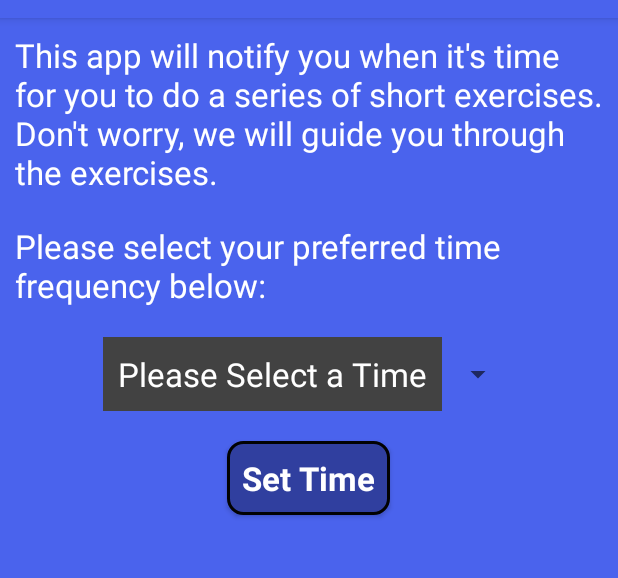
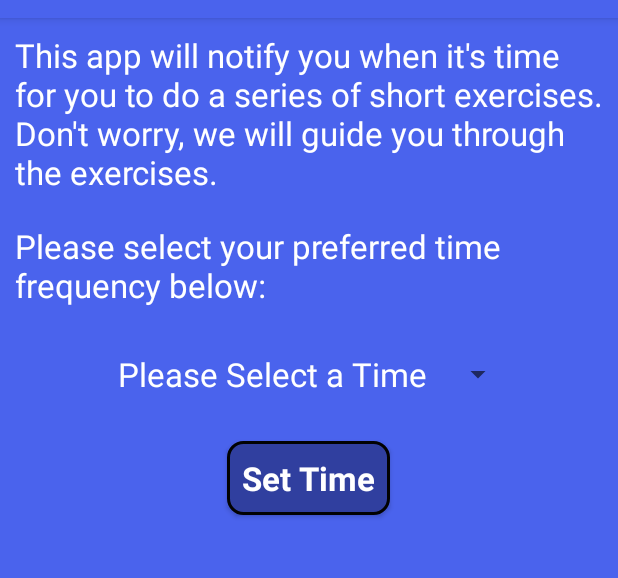
Before and after one commit to ghigbie/developerhealthplus, an Android app: the screen it shows after launch (MainActivity), after a tap on "Improve My Health!", on a phone screen of 412 x 824 dp, the part 66-644 px from its top. Run offline under Robolectric (Android 15) with nearby library versions, the light colour scheme and no system bars.

Commit message:
changed layouts

```diff
--- a/app/src/main/res/layout/spinner_item.xml
+++ b/app/src/main/res/layout/spinner_item.xml
@@ -8,5 +8,4 @@
     android:gravity="left"
     android:textColor="@color/textColor"
     android:padding="@dimen/title_margin"
-    android:background="@color/cardview_dark_background"
     />
```
Also changed, not shown: app/src/main/res/layout/fragment_time_chooser.xml (indentation only).
